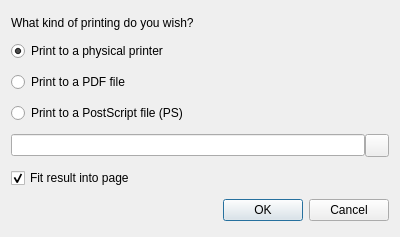
This is src/dialogs/printdialog.ui in Caneda/Caneda as Qt 5 draws it before an edit. The edited form follows.
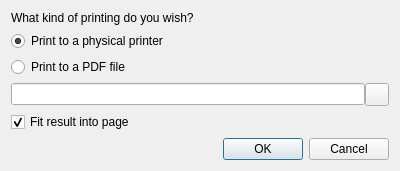
This is the edited form.

The edit to the form file:
```diff
--- a/src/dialogs/printdialog.ui
+++ b/src/dialogs/printdialog.ui
@@ -7,7 +7,7 @@
     <x>0</x>
     <y>0</y>
     <width>400</width>
-    <height>237</height>
+    <height>167</height>
    </rect>
   </property>
   <property name="windowTitle">
@@ -15,7 +15,7 @@
   </property>
   <layout class="QVBoxLayout" name="verticalLayout">
    <property name="spacing">
-    <number>-1</number>
+    <number>6</number>
    </property>
    <item>
     <widget class="QLabel" name="label">
@@ -50,13 +50,6 @@
      </property>
     </widget>
    </item>
-   <item>
-    <widget class="QRadioButton" name="psChoice">
-     <property name="text">
-      <string>Print to a PostScript file (PS)</string>
-     </property>
-    </widget>
-   </item>
    <item>
     <widget class="QWidget" name="widget" native="true">
      <property name="enabled">
```
Left out of the diff: 11 changed lines with no effect on the pictures.
